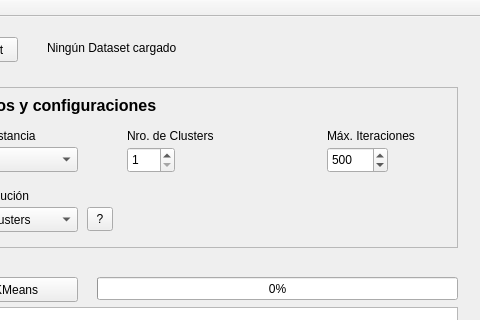
Before: the Qt Designer form mainwindow.ui in alfonsoromanz/KMeansTool, drawn with Qt 5; both pictures show x 113 to 593 and y 0 to 320 of the 593 by 692 pixel window.
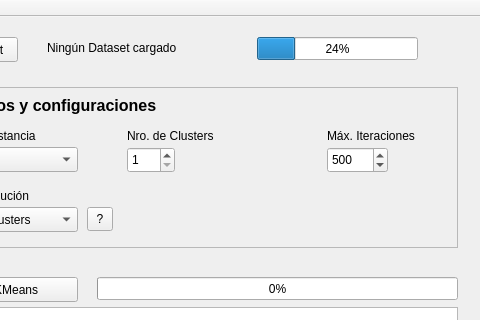
After: the same form once the commit is applied. Icons and pictures are not drawn.

Commit message: Loading datasets in a new thread

Diff of the .ui file:
```diff
--- a/mainwindow.ui
+++ b/mainwindow.ui
@@ -271,6 +271,19 @@
      <number>0</number>
     </property>
    </widget>
+   <widget class="QProgressBar" name="datasetProgressBar">
+    <property name="geometry">
+     <rect>
+      <x>370</x>
+      <y>20</y>
+      <width>161</width>
+      <height>23</height>
+     </rect>
+    </property>
+    <property name="value">
+     <number>24</number>
+    </property>
+   </widget>
   </widget>
   <widget class="QMenuBar" name="menuBar">
    <property name="geometry">
```
The commit also changes 5 other files.
